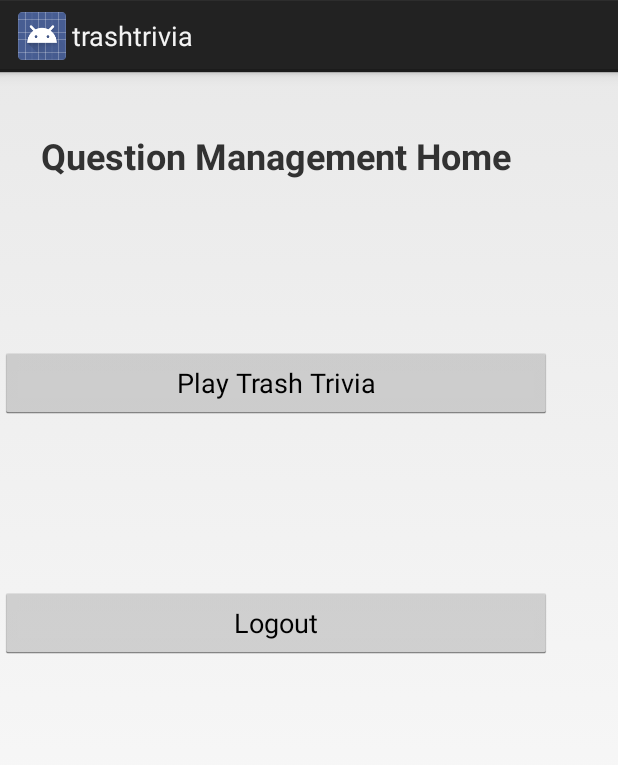
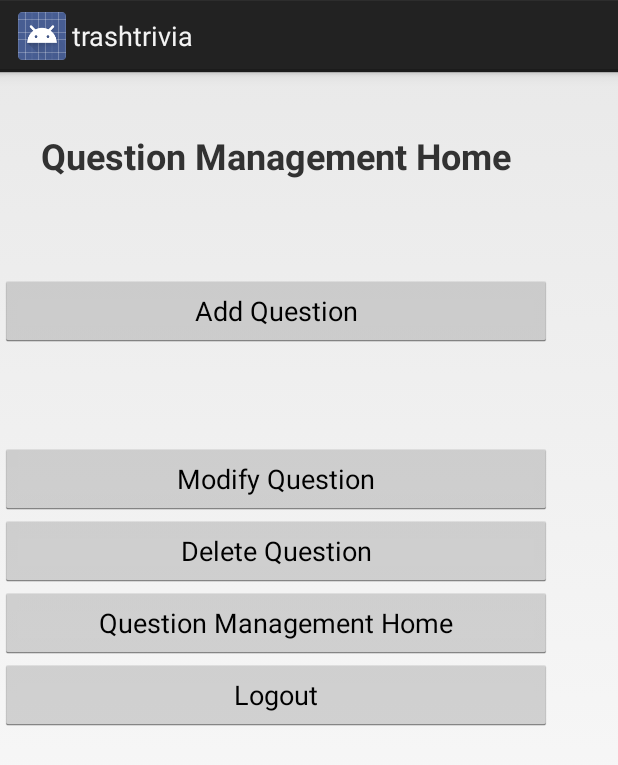
Before and after one commit to dwgarrett2013/trashtrivia, an Android app: the QuestionHomeActivity screen opened directly, with no data from a screen before it, on a phone screen of 412 x 824 dp. Shown: the top 765 px of the screen. Run offline under Robolectric (Android 15) with nearby library versions, the phone set to English and light mode, and no system bars.

Commit message:
Readded all the buttons

```diff
--- a/app/src/main/java/com/example/david/trashtrivia/QuestionHomeActivity.java
+++ b/app/src/main/java/com/example/david/trashtrivia/QuestionHomeActivity.java
@@ -18,10 +18,7 @@ public class QuestionHomeActivity extends Activity implements View.OnClickListen
         super.onCreate(savedInstanceState);
         setContentView(R.layout.activity_question_home);
 
-        buttonAddQuestion=findViewById(R.id.buttonPlayTrashTrivia);
-
-
-        //buttonAddQuestion.findViewById(R.id.buttonboon);
+        buttonAddQuestion=findViewById(R.id.button_add_question);
         //buttonModifyQuestion.findViewById(R.id.button_modify_question);
         //buttonDeleteQuestion.findViewById(R.id.button_delete_question);
         //buttonReturnHome=findViewById(R.id.button_return_home);
--- a/app/src/main/res/layout/activity_question_home.xml
+++ b/app/src/main/res/layout/activity_question_home.xml
@@ -33,62 +33,59 @@
                 </TableRow>
 
                 <TableRow
-                    android:id="@+id/table_row_play_trashtrivia"
+                    android:id="@+id/table_row_play_add_question"
                     android:layout_width="match_parent"
                     android:layout_height="match_parent"
                     android:layout_weight="1">
 
                         <Button
-                            android:id="@+id/buttonPlayTrashTrivia"
+                            android:id="@+id/button_add_question"
                             android:layout_width="147dp"
                             android:layout_height="wrap_content"
                             android:layout_weight="1"
-                            android:text="@string/header_play_trash_trivia" />
+                            android:text="@string/button_add_question_text" />
 
                 </TableRow>
 
                 <TableRow
-                    android:id="@+id/table_row_invite_friends"
+                    android:id="@+id/table_row_modify_question"
                     android:layout_width="match_parent"
-                    android:layout_height="match_parent"
-                    android:visibility="gone">
+                    android:layout_height="match_parent">
 
                         <Button
-                            android:id="@+id/buttonInviteFriends"
+                            android:id="@+id/button_modify_question"
                             android:layout_width="116dp"
                             android:layout_height="wrap_content"
                             android:layout_weight="1"
-                            android:text="@string/invite_friends_button" />
+                            android:text="@string/button_modify_question_text" />
 
                 </TableRow>
 
                 <TableRow
-                    android:id="@+id/table_row_notifications"
+                    android:id="@+id/table_row_delete_question"
                     android:layout_width="match_parent"
-                    android:layout_height="match_parent"
-                    android:visibility="gone">
+                    android:layout_height="match_parent">
 
                         <Button
-                            android:id="@+id/buttonNotifications"
+                            android:id="@+id/button_delete_question"
                             android:layout_width="116dp"
                             android:layout_height="wrap_content"
                             android:layout_weight="1"
-                            android:text="@string/notifications_button" />
+                            android:text="@string/button_delete_question_text" />
 
                 </TableRow>
 
                 <TableRow
-                    android:id="@+id/table_row_question_mgmt"
+                    android:id="@+id/table_row_question_home"
                     android:layout_width="match_parent"
-                    android:layout_height="match_parent"
-                    android:visibility="gone">
+                    android:layout_height="match_parent">
 
                         <Button
-                            android:id="@+id/buttonQuestionMgmt"
+                            android:id="@+id/button_question_home"
                             android:layout_width="116dp"
                             android:layout_height="wrap_content"
                             android:layout_weight="1"
-                            android:text="@string/questions_button" />
+                            android:text="@string/question_mgmt_home_text" />
 
                 </TableRow>
 
```
Also changed, not shown: app/src/main/java/com/example/david/trashtrivia/HomepageActivity.java (+8 -8 lines), app/src/main/res/layout/activity_homepage.xml (+8 -8 lines).
